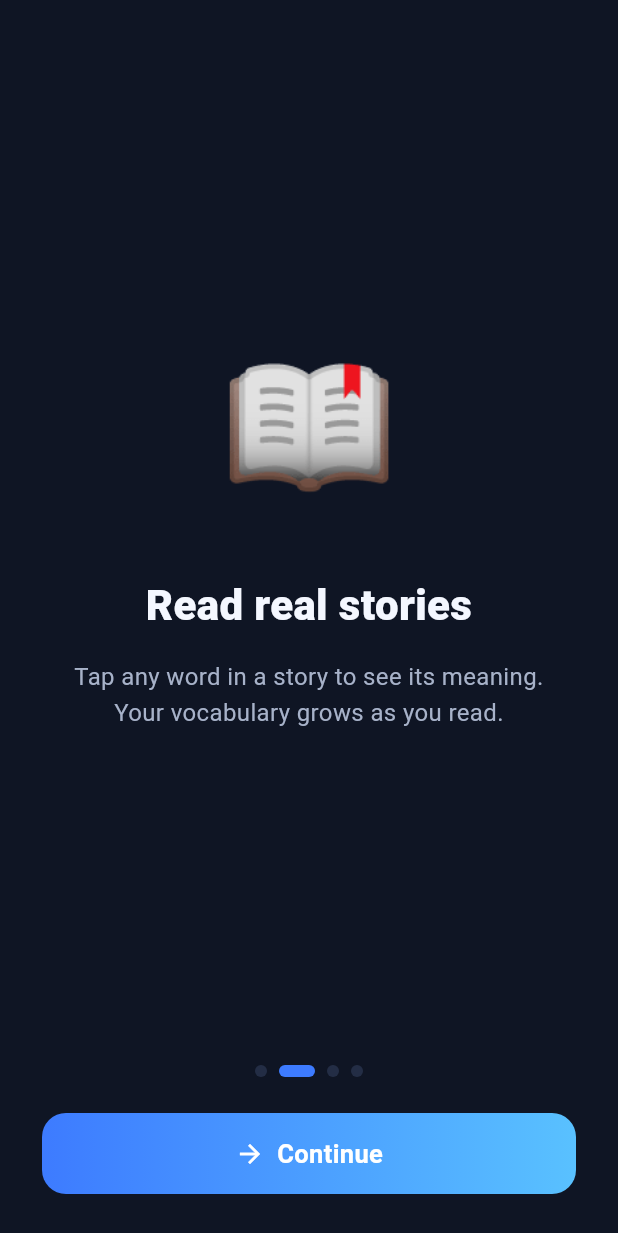
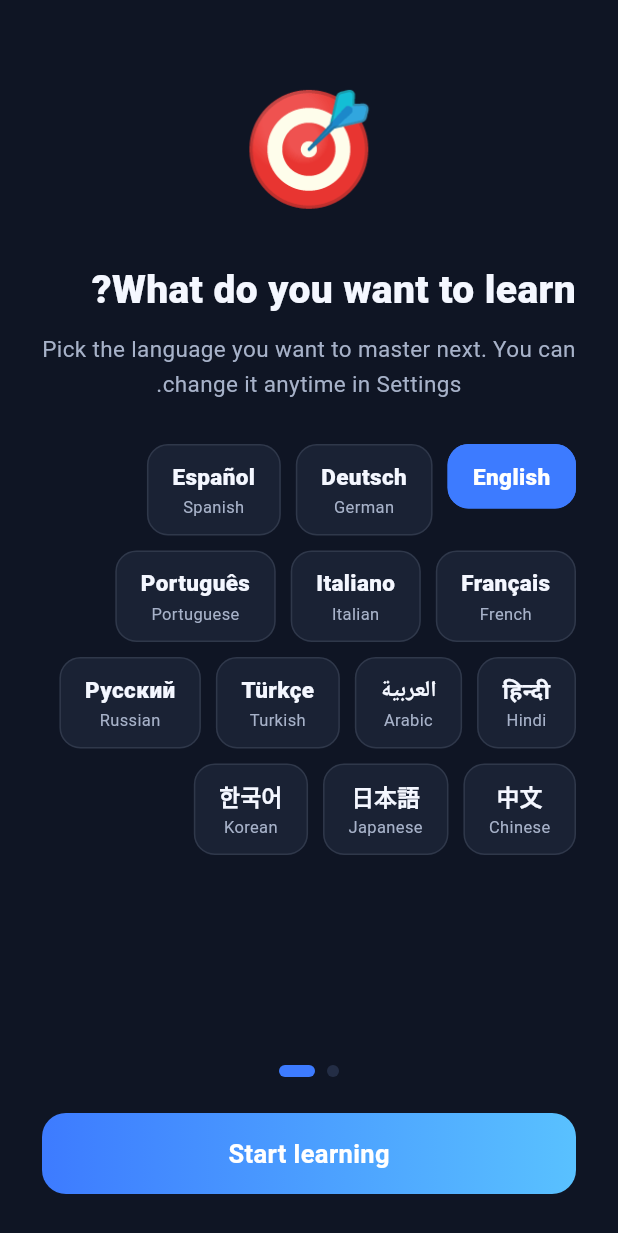
Before and after one commit to Vahid-Rahmani/zofa, a Flutter app: the screen it shows after launch, after a tap on "Continue", on a phone screen of 412 x 824 dp. Shown: the top 1233 px of the screen. Run offline on Flutter 3.47's test engine with Material 3 defaults, Android fonts, the phone set to English and light mode, and no system bars; our stand-ins replace hive, shared_preferences, supabase_flutter; missing offline and left inert: flutter_stripe; accounts and stored records are empty; project files that could hold a hidden picture were left out.

Commit message:
Add initial language onboarding and unify language architecture

```diff
--- a/lib/app.dart
+++ b/lib/app.dart
@@ -60,7 +60,12 @@ class _SessionGateState extends State<SessionGate> {
       (false, _) => OnboardingScreen(
           onFinished: (prefs) async {
             final controller = context.read<AppController>();
+            final language = context.read<LanguageController>();
             controller.setOnboardingPrefs(prefs);
+            await language.setLanguagePair(
+              native: prefs.nativeLanguageCode,
+              learning: prefs.learningLanguageCode,
+            );
             await controller.markOnboarded();
           },
         ),
--- a/lib/core/state/app_controller.dart
+++ b/lib/core/state/app_controller.dart
@@ -2,6 +2,7 @@ import 'package:flutter/foundation.dart';
 
 import '../../data/models/app_user.dart';
 import '../../data/models/learning_state.dart';
+import '../../data/models/translation_language.dart';
 import '../../data/models/subscription_plan.dart';
 import '../../data/models/user_progress.dart';
 import '../../data/repositories/auth_repository.dart';
@@ -12,17 +13,18 @@ import '../../data/services/spaced_repetition.dart';
 import '../../data/services/stripe_service.dart';
 import 'language_controller.dart';
 
-/// Preferences gathered during onboarding.
+/// Preferences gathered during the initial language onboarding.
 class OnboardingPrefs {
   const OnboardingPrefs({
-    this.nativeLanguage = 'Persian',
-    this.level = 'beginner',
-    this.motivation = 'travel',
+    this.nativeLanguageCode = 'fa',
+    this.learningLanguageCode = 'en',
   });
 
-  final String nativeLanguage;
-  final String level;
-  final String motivation;
+  /// ISO 639-1 code of the learner's native language.
+  final String nativeLanguageCode;
+
+  /// ISO 639-1 code of the language being learned.
+  final String learningLanguageCode;
 }
 
 /// Central application state for the signed-in user and their progress.
@@ -106,9 +108,11 @@ class AppController extends ChangeNotifier {
       final prefs = _prefs;
       final user = _user;
       if (user != null) {
+        final native = TranslationLanguage.byCode(prefs.nativeLanguageCode);
+        final learning = TranslationLanguage.byCode(prefs.learningLanguageCode);
         _user = user.copyWith(
-          nativeLanguage: prefs.nativeLanguage,
-          level: prefs.level,
+          nativeLanguage: native?.name ?? 'Persian',
+          learnedLanguage: learning?.name ?? 'English',
         );
         await _auth.updateProfile(_user!);
       }
--- a/lib/core/state/language_controller.dart
+++ b/lib/core/state/language_controller.dart
@@ -3,10 +3,13 @@ import 'package:flutter/foundation.dart';
 import '../../data/models/language_settings.dart';
 import '../../data/services/local_store.dart';
 
-/// Owns the app's language preferences: the UI language and the preferred
-/// translation/explanation language. Both are persisted on-device and exposed
-/// to the widget tree via [ChangeNotifierProvider] so the UI language,
-/// directionality and rendered explanations react immediately.
+/// Owns the app's language preferences: the learner's native language and the
+/// language being learned. Both are persisted on-device and exposed to the
+/// widget tree via [ChangeNotifierProvider] so the UI language, directionality
+/// and rendered explanations react immediately.
+///
+/// The interface language and RTL/LTR direction are derived from the native
+/// language; changing it here flips the whole app.
 class LanguageController extends ChangeNotifier {
   LanguageController({LanguageSettings? initial})
       : _settings = initial ?? const LanguageSettings();
@@ -15,7 +18,7 @@ class LanguageController extends ChangeNotifier {
 
   LanguageSettings get settings => _settings;
 
-  /// Whether the UI should render right-to-left (Persian).
+  /// Whether the UI should render right-to-left (Persian native language).
   bool get isRtlUi => _settings.isRtlUi;
 
   /// Loads persisted preferences from the device. Safe to call at boot.
@@ -24,14 +27,24 @@ class LanguageController extends ChangeNotifier {
     notifyListeners();
   }
 
-  /// Sets the interface language and persists the choice.
-  Future<void> setUiLanguage(AppLanguage language) async {
-    await _update(_settings.copyWith(uiLanguage: language));
+  /// Sets the native (interface/explanation) language and persists it.
+  Future<void> setNativeLanguage(String code) async {
+    await _update(_settings.copyWith(nativeLanguage: code));
   }
 
-  /// Sets the preferred translation/explanation language and persists it.
-  Future<void> setTranslationLanguage(AppLanguage language) async {
-    await _update(_settings.copyWith(translationLanguage: language));
+  /// Sets the language being learned and persists it.
+  Future<void> setLearningLanguage(String code) async {
+    await _update(_settings.copyWith(learningLanguage: code));
+  }
+
+  /// Sets both sides of the language pair at once (used by onboarding).
+  Future<void> setLanguagePair({
+    required String native,
+    required String learning,
+  }) async {
+    await _update(
+      LanguageSettings(nativeLanguage: native, learningLanguage: learning),
+    );
   }
 
   Future<void> _update(LanguageSettings next) async {
--- a/lib/data/models/language_settings.dart
+++ b/lib/data/models/language_settings.dart
@@ -1,9 +1,7 @@
-/// Languages the app's UI and explanations can be switched to.
+/// Languages the app's UI can be rendered in.
 ///
-/// The app teaches via a 3-way bridge (target language <-> English <->
-/// Persian). These two languages cover both sides of the explanation bridge:
-/// the UI/interface language and the preferred translation/explanation
-/// language can each be set to English or Persian independently.
+/// The app ships a Persian and an English interface. Every other native
+/// language falls back to the English UI.
 enum AppLanguage {
   english('en', 'English'),
   persian('fa', 'فارسی');
@@ -20,44 +18,69 @@ enum AppLanguage {
       code == 'fa' ? AppLanguage.persian : AppLanguage.english;
 }
 
-/// User language preferences: which language the interface is shown in and
-/// which language dictionary translations/explanations are rendered in.
+/// User language preferences: the learner's native language and the language
+/// they are learning. Both are ISO 639-1 codes and together define the
+/// app-wide language behaviour:
+///
+/// * the interface language and text direction derive from [nativeLanguage]
+///   (Persian flips the UI to RTL, everything else stays LTR English);
+/// * dictionary/explanation defaults point at the native ↔ learning pair.
 class LanguageSettings {
   const LanguageSettings({
-    this.uiLanguage = AppLanguage.english,
-    this.translationLanguage = AppLanguage.persian,
+    this.nativeLanguage = 'fa',
+    this.learningLanguage = 'en',
   });
 
-  /// Interface / app language.
-  final AppLanguage uiLanguage;
+  /// ISO 639-1 code of the learner's native language (e.g. `fa`, `en`).
+  final String nativeLanguage;
 
-  /// Preferred translation & explanation language (the "base explanation
-  /// language" the learner reads meanings in).
-  final AppLanguage translationLanguage;
+  /// ISO 639-1 code of the language being learned (e.g. `de`, `en`).
+  final String learningLanguage;
 
-  /// Whether the UI should render right-to-left (Persian).
+  /// Interface language, derived from [nativeLanguage]: Persian when the
+  /// native language is Persian, English otherwise.
+  AppLanguage get uiLanguage => AppLanguage.fromCode(nativeLanguage);
+
+  /// Preferred translation/explanation language: the learner reads meanings
+  /// in their native language.
+  AppLanguage get translationLanguage => AppLanguage.fromCode(nativeLanguage);
+
+  /// Whether the UI should render right-to-left (Persian interface).
   bool get isRtlUi => uiLanguage == AppLanguage.persian;
 
   LanguageSettings copyWith({
-    AppLanguage? uiLanguage,
-    AppLanguage? translationLanguage,
+    String? nativeLanguage,
+    String? learningLanguage,
   }) {
     return LanguageSettings(
-      uiLanguage: uiLanguage ?? this.uiLanguage,
-      translationLanguage: translationLanguage ?? this.translationLanguage,
+      nativeLanguage: nativeLanguage ?? this.nativeLanguage,
+      learningLanguage: learningLanguage ?? this.learningLanguage,
     );
   }
 
   factory LanguageSettings.fromJson(Map<String, dynamic> json) {
+    final native = json['native_language'] as String?;
+    final learning = json['learning_language'] as String?;
+    if (native != null && learning != null) {
+      return LanguageSettings(
+        nativeLanguage: native,
+        learningLanguage: learning,
+      );
+    }
+    // Legacy schema: the old explanation language is the learner's native
+    // language, and the old interface language is what they were learning.
+    final ui = AppLanguage.fromCode(json['ui_language'] as String?);
+    final explanation =
+        AppLanguage.fromCode(json['translation_language'] as String?);
     return LanguageSettings(
-      uiLanguage: AppLanguage.fromCode(json['ui_language'] as String?),
-      translationLanguage:
-          AppLanguage.fromCode(json['translation_language'] as String?),
+      nativeLanguage:
+          explanation == AppLanguage.persian ? 'fa' : 'en',
+      learningLanguage: ui == AppLanguage.persian ? 'fa' : 'en',
     );
   }
 
   Map<String, dynamic> toJson() => {
-        'ui_language': uiLanguage.code,
-        'translation_language': translationLanguage.code,
+        'native_language': nativeLanguage,
+        'learning_language': learningLanguage,
       };
 }
--- a/lib/features/dictionary/dictionary_screen.dart
+++ b/lib/features/dictionary/dictionary_screen.dart
@@ -45,11 +45,12 @@ class _DictionaryScreenState extends State<DictionaryScreen> {
   @override
   void initState() {
     super.initState();
-    final preferred =
-        context.read<LanguageController>().settings.translationLanguage;
-    _source = _english;
-    _target = TranslationLanguage.byCode(preferred.code) ?? _persian;
-    if (_target == _source) _target = _persian;
+    final settings = context.read<LanguageController>().settings;
+    final native = TranslationLanguage.byCode(settings.nativeLanguage);
+    final learning = TranslationLanguage.byCode(settings.learningLanguage);
+    _source = learning ?? _english;
+    _target = native ?? _persian;
+    if (_target == _source) _target = _otherOf(_source);
   }
 
   @override
@@ -61,9 +62,52 @@ class _DictionaryScreenState extends State<DictionaryScreen> {
 
   void _onSearchChanged(String value) {
     setState(() => _query = value);
+    _maybeSmartFlip(value);
     _debounce?.cancel();
     _debounce = Timer(const Duration(milliseconds: 400), _runLookup);
   }
+
+  /// Whether the current From/To pair is the saved native ↔ learning pair in
+  /// either direction. Smart auto-direction only applies to this pair so a
+  /// manual override to an arbitrary pair is never overridden.
+  bool get _onSavedPair {
+    final settings = context.read<LanguageController>().settings;
+    final native = TranslationLanguage.byCode(settings.nativeLanguage);
+    final learning = TranslationLanguage.byCode(settings.learningLanguage);
+    return (_source == learning && _target == native) ||
+        (_source == native && _target == learning);
+  }
+
+  /// Bidirectional smart lookup: when the saved native ↔ learning pair has
+  /// different text directions, typing in the RTL language translates from
+  /// native to learning and typing in the LTR language translates from
+  /// learning to native. The pickers follow along so the user always sees the
+  /// active direction. Pairs with the same direction (and any manual override
+  /// to an arbitrary pair) keep the selected direction as-is.
+  void _maybeSmartFlip(String query) {
+    if (query.isEmpty || !_onSavedPair) return;
+    final settings = context.read<LanguageController>().settings;
+    final native = TranslationLanguage.byCode(settings.nativeLanguage);
+    final learning = TranslationLanguage.byCode(settings.learningLanguage);
+    if (native == null || learning == null) return;
+    if (native.isRtl == learning.isRtl) return;
+
+    final desiredSource =
+        _isRtlText(query) == native.isRtl ? native : learning;
+    if (desiredSource != _source) {
+      setState(() {
+        _source = desiredSource;
+        _target = desiredSource == native ? learning : native;
+      });
+    }
+  }
+
+  /// Detects RTL scripts (Persian, Arabic, Hebrew, …) in [text].
+  bool _isRtlText(String text) =>
+      _rtlScriptPattern.hasMatch(text);
+
+  static final RegExp _rtlScriptPattern =
+      RegExp(r'[\u0591-\u08FF\uFB1D-\uFDFD\uFE70-\uFEFC]');
 
   void _clearSearch() {
     _debounce?.cancel();
--- a/lib/features/onboarding/onboarding_screen.dart
+++ b/lib/features/onboarding/onboarding_screen.dart
@@ -3,6 +3,7 @@ import 'package:flutter/material.dart';
 import '../../core/state/app_controller.dart';
 import '../../core/theme/zova_colors.dart';
 import '../../core/widgets/gradient_button.dart';
+import '../../data/models/translation_language.dart';
 
 /// One full-screen page inside the onboarding flow.
 class OnboardingPage {
@@ -17,7 +18,10 @@ class OnboardingPage {
   final String subtitle;
 }
 
-/// Collects the user's preferences before the first lesson.
+/// Collects the language pair (native + learning) before the first lesson.
+///
+/// The chosen pair is persisted through [LanguageController] and drives the
+/// app's interface language, text direction and dictionary defaults.
 class OnboardingScreen extends StatefulWidget {
   const OnboardingScreen({super.key, required this.onFinished});
 
@@ -31,28 +35,28 @@ class _OnboardingScreenState extends State<OnboardingScreen> {
   final _controller = PageController();
   int _page = 0;
 
-  String _nativeLanguage = 'Persian';
-  String _level = 'beginner';
-  String _motivation = 'travel';
+  static final TranslationLanguage _defaultNative =
+      TranslationLanguage.byCode('fa')!;
+  static final TranslationLanguage _defaultLearning =
+      kTranslationLanguages.firstWhere((l) => l != _defaultNative);
+
+  TranslationLanguage _native = _defaultNative;
+  TranslationLanguage _learning = _defaultLearning;
 
   static const _pages = [
     OnboardingPage(
       emoji: '🌍',
-      title: 'Learn a language you love',
+      title: 'What’s your native language?',
       subtitle:
-          'zova turns everyday learning into a habit with lessons, stories and games.',
+          'The language you already speak. zova uses it for the interface '
+          'and for word explanations.',
     ),
     OnboardingPage(
-      emoji: '📖',
-      title: 'Read real stories',
+      emoji: '🎯',
+      title: 'What do you want to learn?',
       subtitle:
-          'Tap any word in a story to see its meaning. Your vocabulary grows as you read.',
-    ),
-    OnboardingPage(
-      emoji: '🚀',
-      title: 'Stay motivated',
-      subtitle:
-          'Daily streaks, experience points and a clear roadmap keep you moving forward.',
+          'Pick the language you want to master next. You can change it '
+          'anytime in Settings.',
     ),
   ];
 
@@ -71,19 +75,26 @@ class _OnboardingScreenState extends State<OnboardingScreen> {
             Expanded(
               child: PageView.builder(
                 controller: _controller,
-                itemCount: _pages.length + 1,
+                itemCount: _pages.length,
                 onPageChanged: (index) => setState(() => _page = index),
                 itemBuilder: (context, index) {
-                  if (index < _pages.length) {
-                    return _IntroPage(page: _pages[index]);
+                  if (index == 0) {
+                    return _LanguagePickerPage(
+                      page: _pages[0],
+                      languages: kTranslationLanguages,
+                      selected: _native,
+                      onSelected: _selectNative,
+                    );
                   }
-                  return _PrefsPage(
-                    nativeLanguage: _nativeLanguage,
-                    level: _level,
-                    motivation: _motivation,
-                    onNativeChanged: (v) => setState(() => _nativeLanguage = v),
-                    onLevelChanged: (v) => setState(() => _level = v),
-                    onMotivationChanged: (v) => setState(() => _motivation = v),
+                  return _LanguagePickerPage(
+                    page: _pages[1],
+                    languages: [
+                      for (final language in kTranslationLanguages)
+                        if (language != _native) language,
+                    ],
+                    selected: _learning,
+                    onSelected: (language) =>
+                        setState(() => _learning = language),
                   );
                 },
               ),
@@ -99,8 +110,17 @@ class _OnboardingScreenState extends State<OnboardingScreen> {
     );
   }
 
+  void _selectNative(TranslationLanguage language) {
+    setState(() {
+      _native = language;
+      if (_learning == language) {
+        _learning = kTranslationLanguages.firstWhere((l) => l != language);
+      }
+    });
+  }
+
   void _next() {
-    if (_page < _pages.length) {
+    if (_page < _pages.length - 1) {
       _controller.nextPage(
         duration: const Duration(milliseconds: 320),
         curve: Curves.easeOut,
@@ -108,117 +128,67 @@ class _OnboardingScreenState extends State<OnboardingScreen> {
     } else {
       widget.onFinished(
         OnboardingPrefs(
-          nativeLanguage: _nativeLanguage,
-          level: _level,
-          motivation: _motivation,
+          nativeLanguageCode: _native.code,
+          learningLanguageCode: _learning.code,
         ),
       );
     }
   }
 }
 
-class _IntroPage extends StatelessWidget {
-  const _IntroPage({required this.page});
+class _LanguagePickerPage extends StatelessWidget {
+  const _LanguagePickerPage({
+    required this.page,
+    required this.languages,
+    required this.selected,
+    required this.onSelected,
+  });
 
   final OnboardingPage page;
+  final List<TranslationLanguage> languages;
+  final TranslationLanguage selected;
+  final ValueChanged<TranslationLanguage> onSelected;
 
   @override
   Widget build(BuildContext context) {
-    return Padding(
-      padding: const EdgeInsets.symmetric(horizontal: 32),
+    return SingleChildScrollView(
+      padding: const EdgeInsets.symmetric(horizontal: 28, vertical: 48),
       child: Column(
-        mainAxisAlignment: MainAxisAlignment.center,
+        crossAxisAlignment: CrossAxisAlignment.start,
         children: [
-          Text(page.emoji, style: const TextStyle(fontSize: 96)),
-          const SizedBox(height: 32),
+          Center(child: Text(page.emoji, style: const TextStyle(fontSize: 72))),
+          const SizedBox(height: 24),
           Text(
             page.title,
             textAlign: TextAlign.center,
             style: const TextStyle(
-              fontSize: 28,
+              fontSize: 26,
               fontWeight: FontWeight.w800,
               color: ZovaColors.textPrimary,
             ),
           ),
-          const SizedBox(height: 16),
+          const SizedBox(height: 10),
           Text(
             page.subtitle,
             textAlign: TextAlign.center,
             style: const TextStyle(
-              fontSize: 16,
+              fontSize: 15,
               height: 1.5,
               color: ZovaColors.textSecondary,
             ),
           ),
+          const SizedBox(height: 28),
+          Wrap(
+            spacing: 10,
+            runSpacing: 10,
+            children: [
+              for (final language in languages)
+                _LanguageChip(
+                  language: language,
+                  selected: language == selected,
+                  onTap: () => onSelected(language),
+                ),
             ],
-      ),
-    );
-  }
-}
-
-class _PrefsPage extends StatelessWidget {
-  const _PrefsPage({
-    required this.nativeLanguage,
-    required this.level,
-    required this.motivation,
-    required this.onNativeChanged,
-    required this.onLevelChanged,
-    required this.onMotivationChanged,
-  });
-
-  final String nativeLanguage;
-  final String level;
-  final String motivation;
-  final ValueChanged<String> onNativeChanged;
-  final ValueChanged<String> onLevelChanged;
-  final ValueChanged<String> onMotivationChanged;
-
-  @override
-  Widget build(BuildContext context) {
-    return SingleChildScrollView(
-      padding: const EdgeInsets.symmetric(horizontal: 28, vertical: 40),
-      child: Column(
-        crossAxisAlignment: CrossAxisAlignment.start,
-        children: [
-          const Text(
-            'A few questions',
-            style: TextStyle(
-              fontSize: 28,
-              fontWeight: FontWeight.w800,
-              color: ZovaColors.textPrimary,
-            ),
-          ),
-          const SizedBox(height: 8),
-          const Text(
-            'We will tailor your roadmap.',
-            style: TextStyle(color: ZovaColors.textSecondary),
-          ),
-          const SizedBox(height: 32),
-          _PrefsBlock(
-            title: 'Your language',
-            options: const [
-              'Persian',
-              'German',
-              'French',
-              'Spanish',
-              'Portuguese',
-            ],
-            selected: nativeLanguage,
-            onChanged: onNativeChanged,
-          ),
-          const SizedBox(height: 28),
-          _PrefsBlock(
-            title: 'Your level',
-            options: const ['beginner', 'intermediate', 'advanced'],
-            selected: level,
-            onChanged: onLevelChanged,
-          ),
-          const SizedBox(height: 28),
-          _PrefsBlock(
-            title: 'Main goal',
-            options: const ['travel', 'work', 'study', 'fun'],
-            selected: motivation,
-            onChanged: onMotivationChanged,
           ),
           const SizedBox(height: 16),
         ],
@@ -227,54 +197,62 @@ class _PrefsPage extends StatelessWidget {
   }
 }
 
-class _PrefsBlock extends StatelessWidget {
-  const _PrefsBlock({
-    required this.title,
-    required this.options,
+class _LanguageChip extends StatelessWidget {
+  const _LanguageChip({
+    required this.language,
     required this.selected,
-    required this.onChanged,
+    required this.onTap,
   });
 
-  final String title;
-  final List<String> options;
-  final String selected;
-  final ValueChanged<String> onChanged;
+  final TranslationLanguage language;
+  final bool selected;
+  final VoidCallback onTap;
 
   @override
   Widget build(BuildContext context) {
-    return Column(
-      crossAxisAlignment: CrossAxisAlignment.start,
+    return Material(
+      color: selected ? ZovaColors.primary : ZovaColors.surface,
+      borderRadius: BorderRadius.circular(14),
+      child: InkWell(
+        borderRadius: BorderRadius.circular(14),
+        onTap: onTap,
+        child: Container(
+          padding: const EdgeInsets.symmetric(horizontal: 16, vertical: 10),
+          decoration: BoxDecoration(
+            border: Border.all(
+              color: selected
+                  ? ZovaColors.primary
+                  : ZovaColors.textSecondary.withValues(alpha: 0.15),
+            ),
+            borderRadius: BorderRadius.circular(14),
+          ),
+          child: Column(
+            mainAxisSize: MainAxisSize.min,
             children: [
               Text(
-          title,
-          style: const TextStyle(
+                language.nativeName,
+                style: TextStyle(
                   fontSize: 15,
-            fontWeight: FontWeight.w600,
-            color: ZovaColors.textSecondary,
+                  fontWeight: FontWeight.w800,
+                  color: selected ? Colors.white : ZovaColors.textPrimary,
                 ),
               ),
-        const SizedBox(height: 12),
-        Wrap(
-          spacing: 10,
-          runSpacing: 10,
-          children: options.map((option) {
-            final isSelected = option == selected;
-            return ChoiceChip(
-              label: Text(option),
-              selected: isSelected,
-              onSelected: (_) => onChanged(option),
-              selectedColor: ZovaColors.primary,
-              labelStyle: TextStyle(
-                color: isSelected
-                    ? Colors.white
-                    : ZovaColors.textPrimary,
-                fontWeight: FontWeight.w600,
+              if (language.nativeName != language.name) ...[
+                const SizedBox(height: 2),
+                Text(
+                  language.name,
+                  style: TextStyle(
+                    fontSize: 11,
+                    color: selected
+                        ? Colors.white.withValues(alpha: 0.85)
+                        : ZovaColors.textSecondary,
                   ),
-              backgroundColor: ZovaColors.surface,
-            );
-          }).toList(),
                 ),
               ],
+            ],
+          ),
+        ),
+      ),
     );
   }
 }
@@ -292,7 +270,7 @@ class _BottomBar extends StatelessWidget {
 
   @override
   Widget build(BuildContext context) {
-    final isLast = index >= total;
+    final isLast = index >= total - 1;
     return Padding(
       padding: const EdgeInsets.fromLTRB(28, 8, 28, 28),
       child: Column(
@@ -301,7 +279,7 @@ class _BottomBar extends StatelessWidget {
           Row(
             mainAxisAlignment: MainAxisAlignment.center,
             children: List.generate(
-              total + 1,
+              total,
               (i) => AnimatedContainer(
                 duration: const Duration(milliseconds: 250),
                 margin: const EdgeInsets.symmetric(horizontal: 4),
```
Also changed, not shown: lib/features/settings/language_settings_screen.dart (+100 -63 lines), 5 other files. Lines whose indentation alone changed are shown as unchanged.
